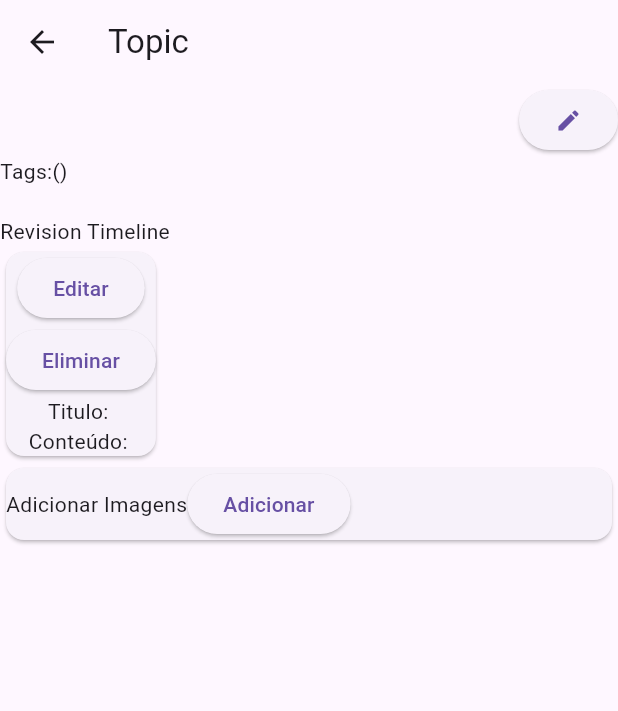
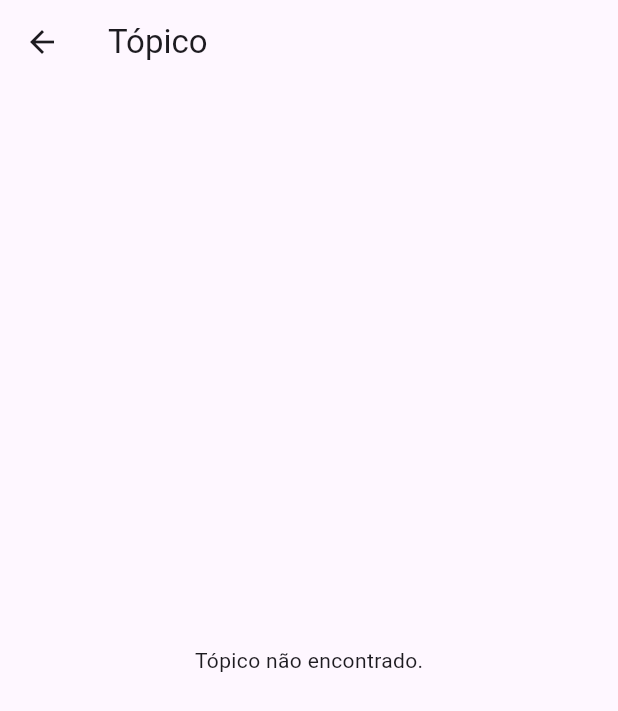
Before and after one commit to rogeragostinho/looply, a Flutter app: the TopicDetailsPage screen opened directly with empty values, on a phone screen of 412 x 824 dp. Shown: the top 711 px of the screen. Run offline on Flutter 3.47's test engine with Material 3 defaults, Android fonts, the phone set to English and light mode, and no system bars; our stand-ins replace go_router, image_picker, permission_handler, sqflite; accounts and stored records are empty.

Commit message:
refactor: melhora a passagem de argumentos de algumas paginas

```diff
--- a/lib/router/app_router.dart
+++ b/lib/router/app_router.dart
@@ -64,8 +64,8 @@ final GoRouter appRouter = GoRouter(
     GoRoute(
       path: AppRoutes.topicDetail,
       builder: (context, state) {
-        final topic = state.extra as Topic;
-        return TopicDetailsPage(topic: topic);
+        final topicId = state.extra as int;
+        return TopicDetailsPage(topicId: topicId);
       }
     ),
     GoRoute(
--- a/lib/ui/features/topic/topic_details_page.dart
+++ b/lib/ui/features/topic/topic_details_page.dart
@@ -2,7 +2,7 @@ import 'dart:io';
 
 import 'package:flutter/material.dart';
 import 'package:go_router/go_router.dart';
-import 'package:looply/model/topic.dart';
+import 'package:looply/core/enums/revision_status.dart';
 import 'package:looply/router/app_routes.dart';
 import 'package:looply/ui/features/topic/args/add_note_args.dart';
 import 'package:looply/ui/features/topic/args/view_image%20args.dart';
@@ -10,23 +10,25 @@ import 'package:looply/ui/features/topic/topic_view_model.dart';
 import 'package:looply/ui/features/topic/widgets/topic_name_dialog.dart';
 import 'package:provider/provider.dart';
 
-class TopicDetailsPage extends StatefulWidget {
-  const TopicDetailsPage({super.key, required this.topic});
+class TopicDetailsPage extends StatelessWidget {
+  const TopicDetailsPage({super.key, required this.topicId});
 
-  final Topic topic;
+  final int topicId;
 
   @override
-  State<TopicDetailsPage> createState() => _TopicDetailsPageState();
+  Widget build(BuildContext context) {
+    final topicVM = context.watch<TopicViewModel>();
+    final topic = topicVM.getById(topicId);
+
+    if (topic == null) {
+      return Scaffold(
+        appBar: AppBar(title: const Text("Tópico")),
+        body: const Center(child: Text("Tópico não encontrado.")),
+      );
     }
 
-class _TopicDetailsPageState extends State<TopicDetailsPage> {
-  @override
-  Widget build(BuildContext context) {
-    final topicVM = context
-        .watch<TopicViewModel>(); // assiste às mudanças notificadas
-
     return Scaffold(
-      appBar: AppBar(title: Text("Topic")),
+      appBar: AppBar(title: const Text("Tópico")),
       body: SafeArea(
         child: Column(
           crossAxisAlignment: CrossAxisAlignment.start,
@@ -34,106 +36,152 @@ class _TopicDetailsPageState extends State<TopicDetailsPage> {
             Row(
               mainAxisAlignment: MainAxisAlignment.spaceBetween,
               children: [
-                Text(widget.topic.name),
+                Text(topic.name),
                 ElevatedButton.icon(
                   onPressed: () {
-                    //showDialog(context: context, builder: (context) => TagDialog());
                     showDialog(
                       context: context,
-                      builder: (context) =>
-                          TopicNameDialog(topic: widget.topic),
+                      builder: (context) => TopicNameDialog(topic: topic),
                     );
                   },
-                  label: Icon(Icons.edit),
+                  label: const Icon(Icons.edit),
                 ),
               ],
             ),
 
             Text(
-              "Tags:"
-                  "${widget.topic.tags.map((tag) {
-                    return tag.name;
-                  })}",
+              "Tags: ${topic.tags.map((tag) => tag.name).join(', ')}",
             ),
 
-            SizedBox(height: 20),
+            const SizedBox(height: 20),
 
-            Text("Revision Timeline"),
-            ...widget.topic.revisions!.map((revision) {
-              return Text("${revision.date} - ${revision.status}");
+            const Text("Revision Timeline"),
+            ...topic.revisions!.map((revision) {
+              final day = revision.date.day;
+              final month = revision.date.month;
+              final year = revision.date.year;
+
+              String status;
+              Color color;
+
+              switch (revision.status) {
+                case RevisionStatus.done:
+                  status = "feito";
+                  color = Colors.green;
+                  break;
+                case RevisionStatus.pending:
+                  status = "pendente";
+                  color = Colors.orange;
+                  break;
+                default:
+                  status = "por vir";
+                  color = Colors.grey;
+              }
+
+              return Text(
+                "$day/$month/$year - $status",
+                style: TextStyle(color: color),
+              );
             }),
+
+            const SizedBox(height: 25),
+
             Card(
-              child: widget.topic.note == null
+              child: topic.note == null
                   ? Row(
                       children: [
-                        Text("Adicionar Nota"),
+                        const Text("Adicionar Nota"),
                         ElevatedButton(
                           onPressed: () {
                             context.push(
                               AppRoutes.topicAddNote,
                               extra: AddNoteArgs(
-                                topicId: widget.topic.id!,
+                                topicId: topicId,
                                 editMode: false,
                               ),
                             );
                           },
-                          child: Text("Adicionar"),
+                          child: const Text("Adicionar"),
                         ),
                       ],
                     )
                   : Column(
+                      children: [
+                        Row(
                           children: [
                             ElevatedButton(
                               onPressed: () {
                                 context.push(
                                   AppRoutes.topicAddNote,
                                   extra: AddNoteArgs(
-                                topicId: widget.topic.id!,
+                                    topicId: topicId,
                                     editMode: true,
                                   ),
                                 );
                               },
-                          child: Text("Editar"),
+                              child: const Text("Editar"),
                             ),
                             ElevatedButton(
                               onPressed: () {
-                            widget.topic.note = null;
-                            topicVM.update(widget.topic);
+                                topic.note = null;
+                                topicVM.update(topic);
                               },
-                          child: Text("Eliminar"),
+                              child: const Text("Eliminar"),
                             ),
-                        Text("Titulo: ${widget.topic.note!.title}"),
-                        Text("Conteúdo: ${widget.topic.note!.content}"),
+                          ],
+                        ),
+                        Row(
+                          children: [
+                            Text("Titulo: ${topic.note!.title}"),
+                          ],
+                        ),
+                        Row(
+                          children: [
+                            Flexible(
+                              child: Text(
+                                "Conteúdo: ${topic.note!.content}",
+                                overflow: TextOverflow.ellipsis,
+                                maxLines: 3,
+                              ),
+                            ),
+                          ],
+                        ),
                       ],
                     ),
             ),
+
+            const SizedBox(height: 25),
+
             Card(
               child: Column(
                 crossAxisAlignment: CrossAxisAlignment.start,
                 children: [
                   Row(
                     children: [
-                      Text("Adicionar Imagens"),
+                      const Text("Adicionar Imagens"),
                       ElevatedButton(
-                        onPressed: () {
-                          topicVM.addImage(widget.topic);
-                        },
-                        child: Text("Adicionar"),
+                        onPressed: () => topicVM.addImage(topic),
+                        child: const Text("Adicionar"),
                       ),
                     ],
                   ),
-                  if (widget.topic.imagesUrl != null &&
-                      widget.topic.imagesUrl!.isNotEmpty)
+                  if (topic.imagesUrl != null && topic.imagesUrl!.isNotEmpty)
                     SizedBox(
                       height: 150,
                       child: ListView.builder(
                         scrollDirection: Axis.horizontal,
-                        itemCount: widget.topic.imagesUrl!.length,
+                        itemCount: topic.imagesUrl!.length,
                         itemBuilder: (context, index) {
-                          final imgPath = widget.topic.imagesUrl![index];
+                          final imgPath = topic.imagesUrl![index];
                           return GestureDetector(
                             onTap: () {
-                              context.push(AppRoutes.topicViewImage, extra: ViewImageArgs(topicId: widget.topic.id!, imageIndex: index));
+                              context.push(
+                                AppRoutes.topicViewImage,
+                                extra: ViewImageArgs(
+                                  topicId: topicId,
+                                  imageIndex: index,
+                                ),
+                              );
                             },
                             child: Padding(
                               padding: const EdgeInsets.all(8.0),
```
Also changed, not shown: lib/ui/features/topic/add_note_page.dart (+20 -11 lines), lib/ui/features/topic/widgets/topic_card.dart (+16 -2 lines). Lines whose indentation alone changed are shown as unchanged.
